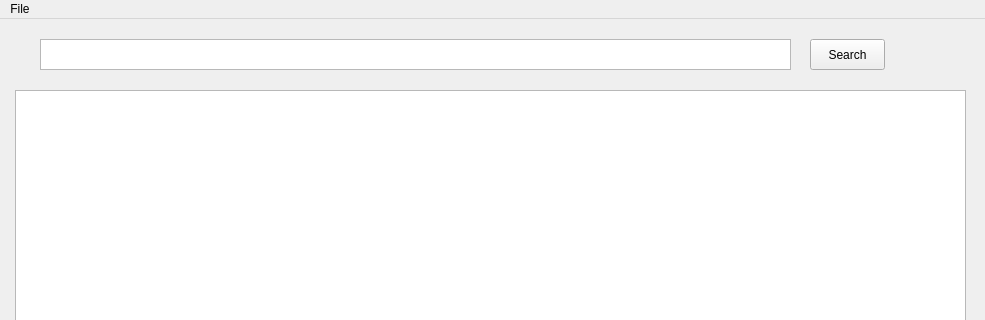
Old version of the form untitled.ui in the repository 0Alice/Browser; both pictures show x 0 to 985 and y 0 to 320 of the 985 by 849 pixel window.
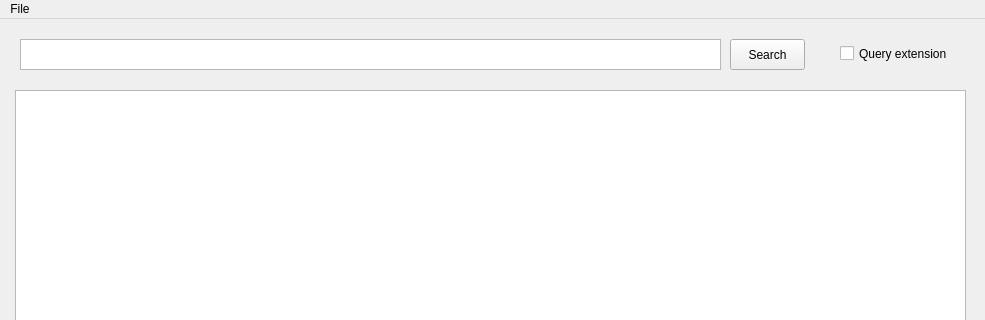
New version of the form.

Commit message: First version of query extension

The edit to the form file:
```diff
--- a/untitled.ui
+++ b/untitled.ui
@@ -17,9 +17,9 @@
    <widget class="QTextEdit" name="textEdit">
     <property name="geometry">
      <rect>
-      <x>40</x>
+      <x>20</x>
       <y>20</y>
-      <width>751</width>
+      <width>701</width>
       <height>31</height>
      </rect>
     </property>
@@ -27,7 +27,7 @@
    <widget class="QPushButton" name="pushButton">
     <property name="geometry">
      <rect>
-      <x>810</x>
+      <x>730</x>
       <y>20</y>
       <width>75</width>
       <height>31</height>
@@ -47,6 +47,19 @@
      </rect>
     </property>
    </widget>
+   <widget class="QCheckBox" name="checkBox">
+    <property name="geometry">
+     <rect>
+      <x>840</x>
+      <y>19</y>
+      <width>121</width>
+      <height>31</height>
+     </rect>
+    </property>
+    <property name="text">
+     <string>Query extension</string>
+    </property>
+   </widget>
   </widget>
   <widget class="QMenuBar" name="menubar">
    <property name="geometry">
```
The commit also changes 1 other file.
